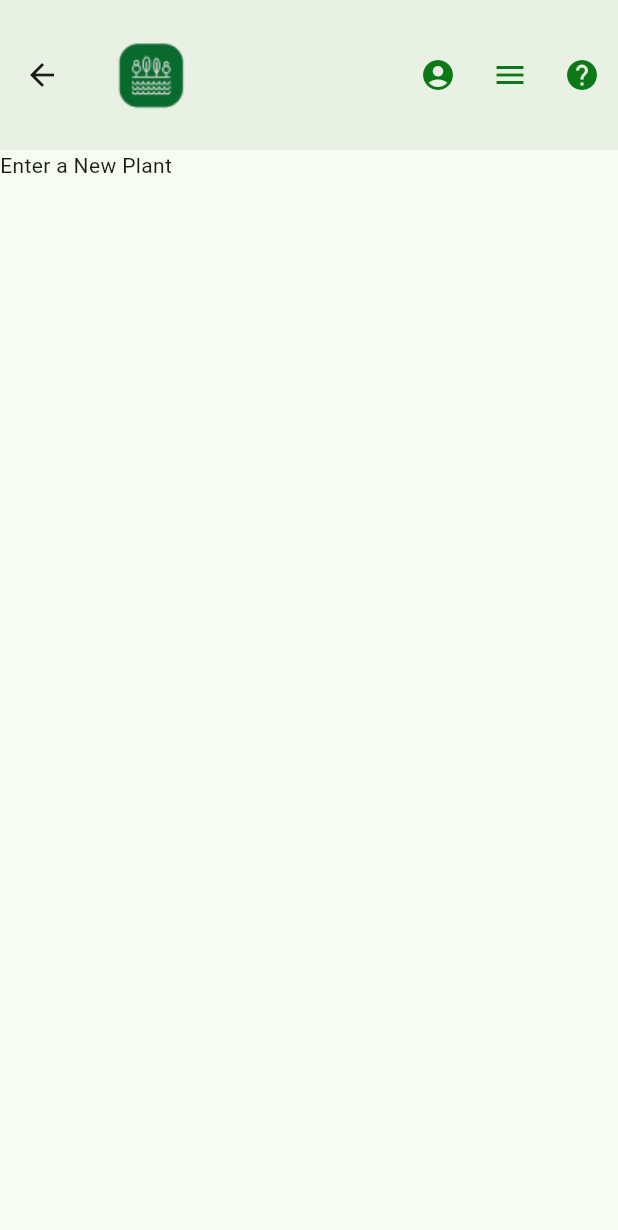
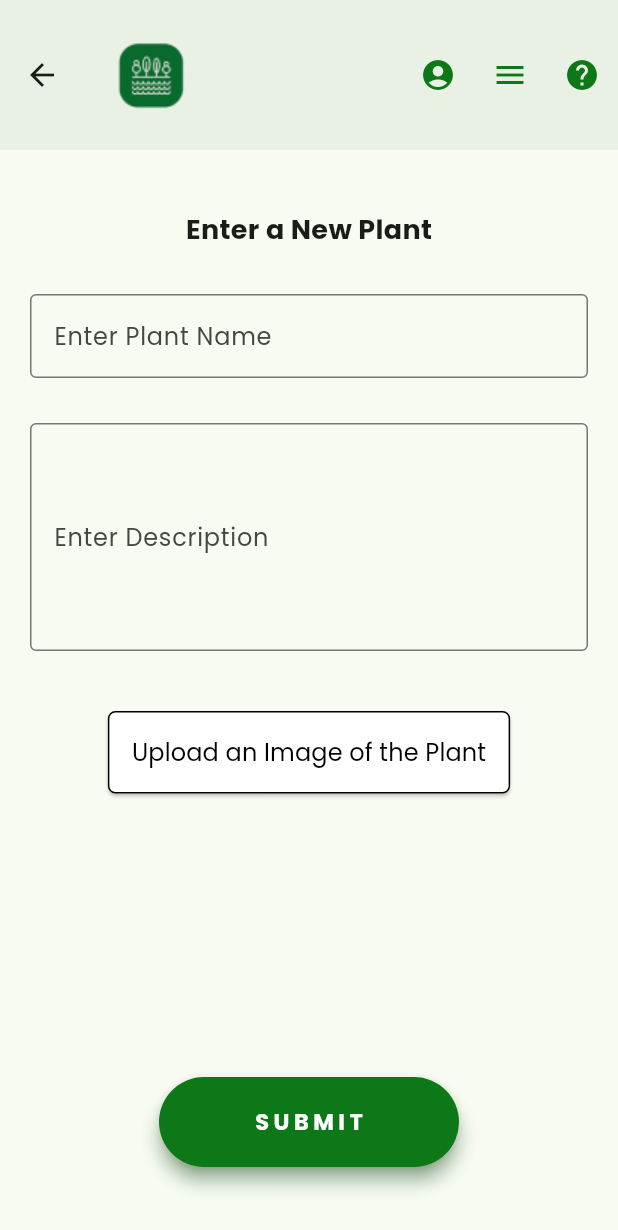
Before and after one commit to cepdnaclk/e19-3yp-Automated-Hydroponic-System, a Flutter app: the NewPlant screen opened directly, on a phone screen of 412 x 824 dp. Shown: the top 1230 px of the screen. Run offline on Flutter 3.47's test engine with Material 3 defaults, Android fonts, the phone set to English and light mode, and no system bars; our stand-ins replace image_picker.

Commit message:
Add a New Plant Page

```diff
--- a/Mobile Application/flutter_app/lib/new_plant.dart
+++ b/Mobile Application/flutter_app/lib/new_plant.dart
@@ -1,23 +1,146 @@
 import 'package:flutter/material.dart';
 import 'header.dart';
+import 'package:image_picker/image_picker.dart';
+import 'dart:io';
 
 class NewPlant extends StatefulWidget {
   const NewPlant({super.key});
 
   @override
-  State<NewPlant> createState() => _NewPlantState();
+  _NewPlantState createState() => _NewPlantState();
 }
 
 class _NewPlantState extends State<NewPlant> {
+
+  TextEditingController _controller = TextEditingController();
+  File? _image;
+
+  Future<void> _getImage() async {
+    final picker = ImagePicker();
+    final pickedFile = await picker.pickImage(source: ImageSource.gallery);
+
+    setState(() {
+      if (pickedFile != null) {
+        _image = File(pickedFile.path);
+      } else {
+        print('No image selected.');
+      }
+    });
+  }
 
   @override
   Widget build(BuildContext context) {
 
     return Scaffold(
       appBar: Header(),
-      body: Text(
-        "Enter a New Plant",
-        style: TextStyle(),
+      body: Stack(
+        children: [
+          Column(
+          children: [
+            Padding(
+              padding: const EdgeInsets.fromLTRB(20, 40, 20, 20),
+              child: Text(
+                "Enter a New Plant",
+                style: TextStyle(
+                  fontSize: 18,
+                  fontWeight: FontWeight.w600,
+                  fontFamily: 'Poppins',
+                ),
+              ),
+            ),
+            Padding(
+              padding: const EdgeInsets.fromLTRB(20, 10, 20, 20),
+              child: TextField(
+                controller: _controller,
+                decoration: InputDecoration(
+                  labelText: 'Enter Plant Name',
+                  border: OutlineInputBorder(),
+                  labelStyle: TextStyle(
+                    fontFamily: 'Poppins',
+                  ),
+                ),
+              ),
+            ),
+            SizedBox(height: 10),
+
+            Padding(
+              padding: const EdgeInsets.fromLTRB(20, 0, 20, 20),
+              child: TextField(
+                controller: _controller,
+                maxLines: 5,
+                decoration: InputDecoration(
+                  labelText: 'Enter Description',
+                  border: OutlineInputBorder(),
+                  labelStyle: TextStyle(
+                    fontFamily: 'Poppins',
+                  ),
+                ),
+              ),
+            ),
+
+            SizedBox(height: 20),
+
+            ElevatedButton(
+              onPressed: _getImage,
+              style: ElevatedButton.styleFrom(
+                backgroundColor: Colors.white,
+                foregroundColor: Colors.black,
+                padding: EdgeInsets.all(16.0),
+                shape: RoundedRectangleBorder(
+                  borderRadius: BorderRadius.circular(5.0),
+                  side: BorderSide(color: Colors.black, width: 1.0),
+                ),
+              ),
+              child: Text(
+                  'Upload an Image of the Plant',
+                style: TextStyle(
+                  fontFamily: 'Poppins',
+                  fontSize: 16,
+                ),
+              ),
+            ),
+            SizedBox(height: 20),
+            _image != null
+                ? Image.file(
+              _image!,
+              height: 200,
+              width: 200,
+              fit: BoxFit.cover,
+            )
+                : SizedBox(),
+          ],
+        ),
+          Positioned(
+            left: 90,
+            right: 90,
+            bottom: 30,
+            child: Container(
+              padding: EdgeInsets.all(16.0),
+              child: ElevatedButton(
+                onPressed: () {
+
+                },
+                style: ElevatedButton.styleFrom(
+                  shape: const StadiumBorder(),
+                  elevation:5,
+                  shadowColor: Color(0xFF0D7817),
+                  backgroundColor: Color(0xFF0D7817),
+                  minimumSize: const Size.fromHeight(60),
+                ),
+                child: Text(
+                  'SUBMIT',
+                  style: TextStyle(
+                    color: Colors.white,
+                    fontFamily: 'Poppins',
+                    fontSize: 15,
+                    fontWeight: FontWeight.w600,
+                    letterSpacing: 3.0,
+                  ),
+                ),
+              ),
+            ),
+          )
+        ],
       ),
     );
   }
--- a/Mobile Application/flutter_app/lib/plant_log.dart
+++ b/Mobile Application/flutter_app/lib/plant_log.dart
@@ -1,4 +1,5 @@
 import 'package:flutter/material.dart';
+import 'package:testapp/new_plant.dart';
 import 'package:testapp/plant_details.dart';
 import 'package:testapp/plant_status.dart';
 import 'header.dart';
@@ -134,7 +135,12 @@ class _PlantLogState extends State<PlantLog> {
       ),
       floatingActionButton: FloatingActionButton(
         onPressed: () {
-
+          Navigator.push(
+            context,
+            MaterialPageRoute(
+              builder: (context) => NewPlant(), // Replace YourAddPage with the add page widget
+            ),
+          );
         },
         child: Icon(
           Icons.add,
--- a/Mobile Application/flutter_app/pubspec.yaml
+++ b/Mobile Application/flutter_app/pubspec.yaml
@@ -30,6 +30,7 @@ environment:
 dependencies:
   flutter:
     sdk: flutter
+  image_picker: ^0.8.4+2
 
 
   # The following adds the Cupertino Icons font to your application.
```
Also changed, not shown: Mobile Application/flutter_app/pubspec.lock, 5 other files.
